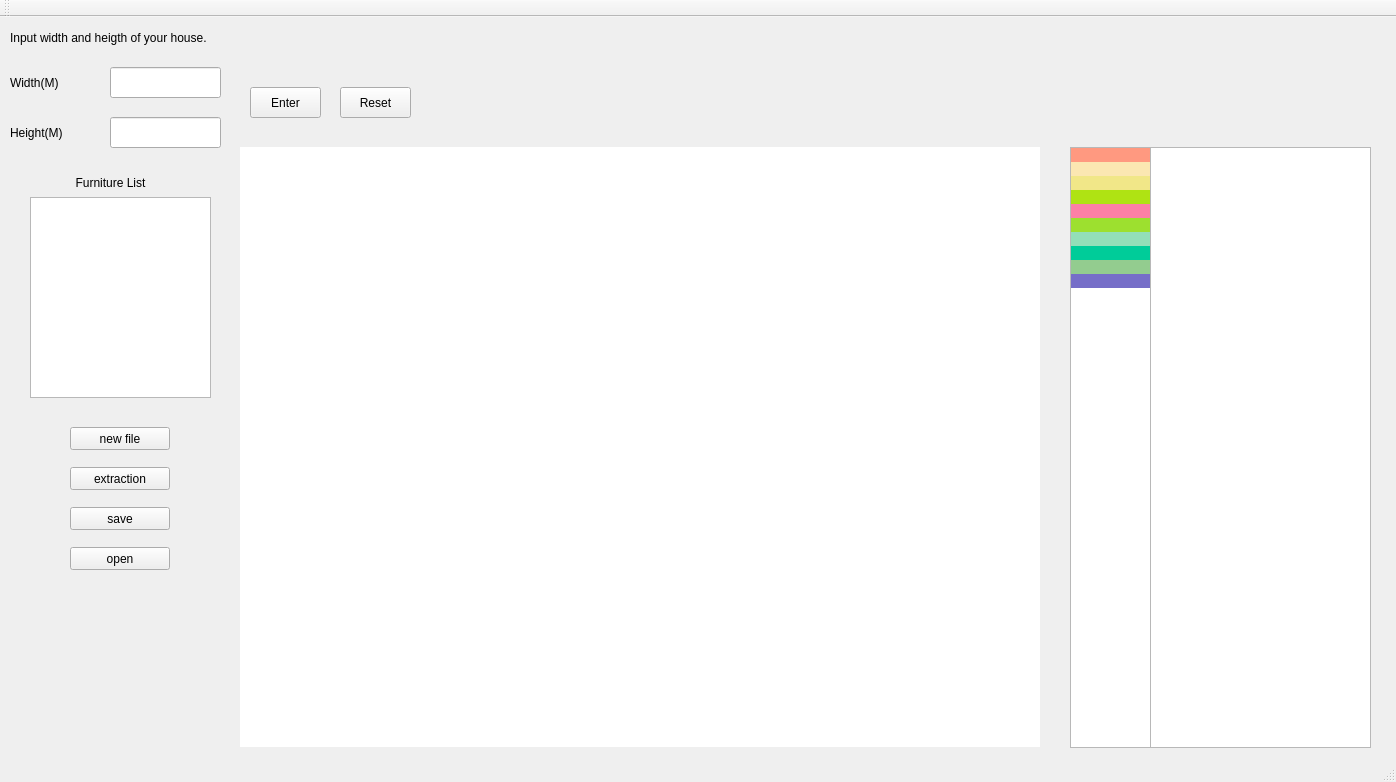
BlaCkinkGJ/QT_APP, file Schematic/mainwindow.ui: the form before one commit.
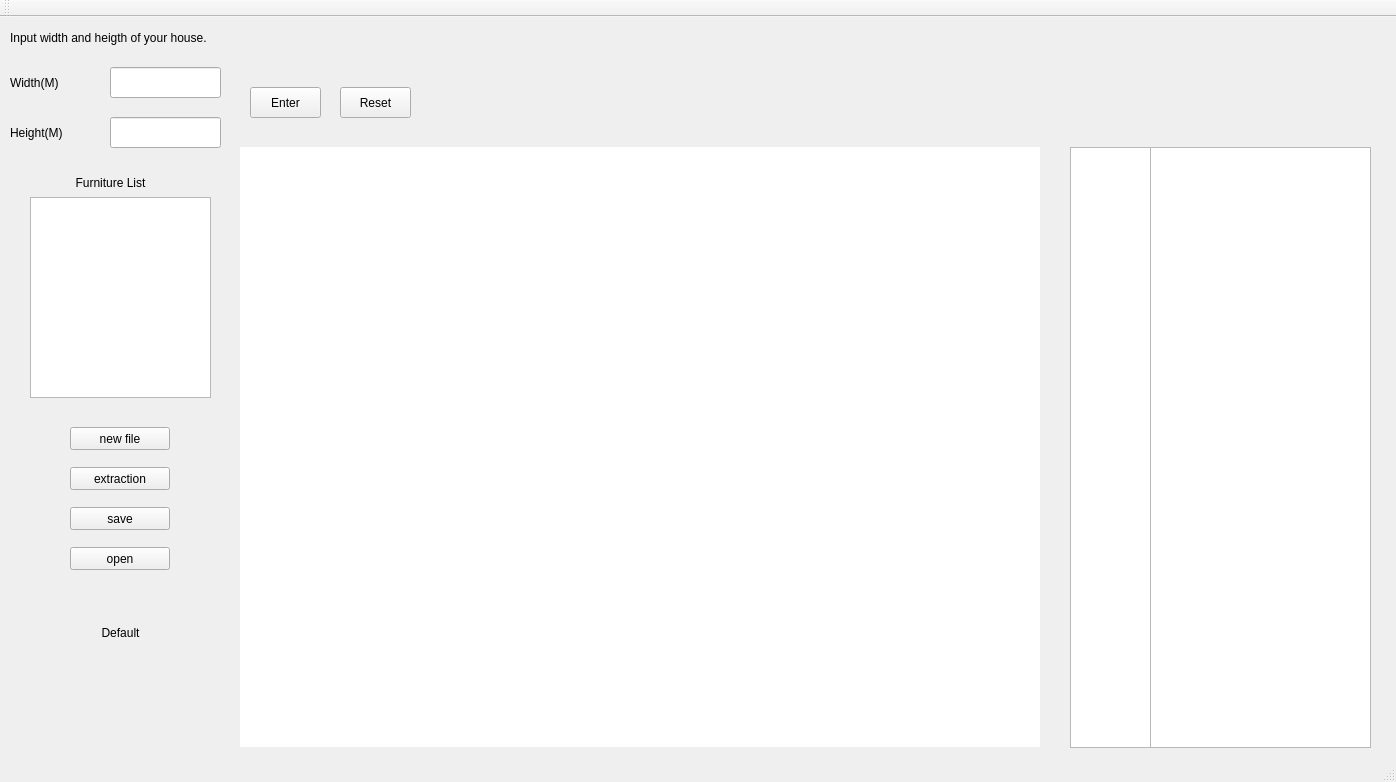
The form after the commit.

What changed in the file:
```diff
--- a/Schematic/mainwindow.ui
+++ b/Schematic/mainwindow.ui
@@ -341,155 +341,6 @@
       <height>601</height>
      </rect>
     </property>
-    <item>
-     <property name="text">
-      <string/>
-     </property>
-     <property name="background">
-      <brush brushstyle="SolidPattern">
-       <color alpha="255">
-        <red>255</red>
-        <green>153</green>
-        <blue>128</blue>
-       </color>
-      </brush>
-     </property>
-    </item>
-    <item>
-     <property name="text">
-      <string/>
-     </property>
-     <property name="background">
-      <brush brushstyle="SolidPattern">
-       <color alpha="255">
-        <red>251</red>
-        <green>231</green>
-        <blue>178</blue>
-       </color>
-      </brush>
-     </property>
-     <property name="foreground">
-      <brush brushstyle="SolidPattern">
-       <color alpha="255">
-        <red>251</red>
-        <green>231</green>
-        <blue>178</blue>
-       </color>
-      </brush>
-     </property>
-    </item>
-    <item>
-     <property name="text">
-      <string/>
-     </property>
-     <property name="background">
-      <brush brushstyle="SolidPattern">
-       <color alpha="255">
-        <red>241</red>
-        <green>231</green>
-        <blue>136</blue>
-       </color>
-      </brush>
-     </property>
-    </item>
-    <item>
-     <property name="text">
-      <string/>
-     </property>
-     <property name="background">
-      <brush brushstyle="SolidPattern">
-       <color alpha="255">
-        <red>175</red>
-        <green>227</green>
-        <blue>19</blue>
-       </color>
-      </brush>
-     </property>
-    </item>
-    <item>
-     <property name="text">
-      <string/>
-     </property>
-     <property name="background">
-      <brush brushstyle="SolidPattern">
-       <color alpha="255">
-        <red>252</red>
-        <green>128</green>
-        <blue>165</blue>
-       </color>
-      </brush>
-     </property>
-    </item>
-    <item>
-     <property name="text">
-      <string/>
-     </property>
-     <property name="background">
-      <brush brushstyle="SolidPattern">
-       <color alpha="255">
-        <red>157</red>
-        <green>224</green>
-        <blue>47</blue>
-       </color>
-      </brush>
-     </property>
-    </item>
-    <item>
-     <property name="text">
-      <string/>
-     </property>
-     <property name="background">
-      <brush brushstyle="SolidPattern">
-       <color alpha="255">
-        <red>147</red>
-        <green>223</green>
-        <blue>184</blue>
-       </color>
-      </brush>
-     </property>
-    </item>
-    <item>
-     <property name="text">
-      <string/>
-     </property>
-     <property name="background">
-      <brush brushstyle="SolidPattern">
-       <color alpha="255">
-        <red>0</red>
-        <green>204</green>
-        <blue>153</blue>
-       </color>
-      </brush>
-     </property>
-    </item>
-    <item>
-     <property name="text">
-      <string/>
-     </property>
-     <property name="background">
-      <brush brushstyle="SolidPattern">
-       <color alpha="255">
-        <red>147</red>
-        <green>204</green>
-        <blue>143</blue>
-       </color>
-      </brush>
-     </property>
-    </item>
-    <item>
-     <property name="text">
-      <string/>
-     </property>
-     <property name="background">
-      <brush brushstyle="SolidPattern">
-       <color alpha="255">
-        <red>118</red>
-        <green>110</green>
-        <blue>200</blue>
-       </color>
-      </brush>
-     </property>
-    </item>
    </widget>
    <widget class="QListWidget" name="FurnitureList">
     <property name="geometry">
@@ -501,6 +352,34 @@
      </rect>
     </property>
    </widget>
+   <widget class="QLabel" name="label_5">
+    <property name="geometry">
+     <rect>
+      <x>60</x>
+      <y>600</y>
+      <width>121</width>
+      <height>31</height>
+     </rect>
+    </property>
+    <property name="sizePolicy">
+     <sizepolicy hsizetype="Fixed" vsizetype="Fixed">
+      <horstretch>0</horstretch>
+      <verstretch>0</verstretch>
+     </sizepolicy>
+    </property>
+    <property name="maximumSize">
+     <size>
+      <width>1920</width>
+      <height>1080</height>
+     </size>
+    </property>
+    <property name="text">
+     <string>Default</string>
+    </property>
+    <property name="alignment">
+     <set>Qt::AlignCenter</set>
+    </property>
+   </widget>
   </widget>
   <widget class="QMenuBar" name="menuBar">
    <property name="geometry">
```
